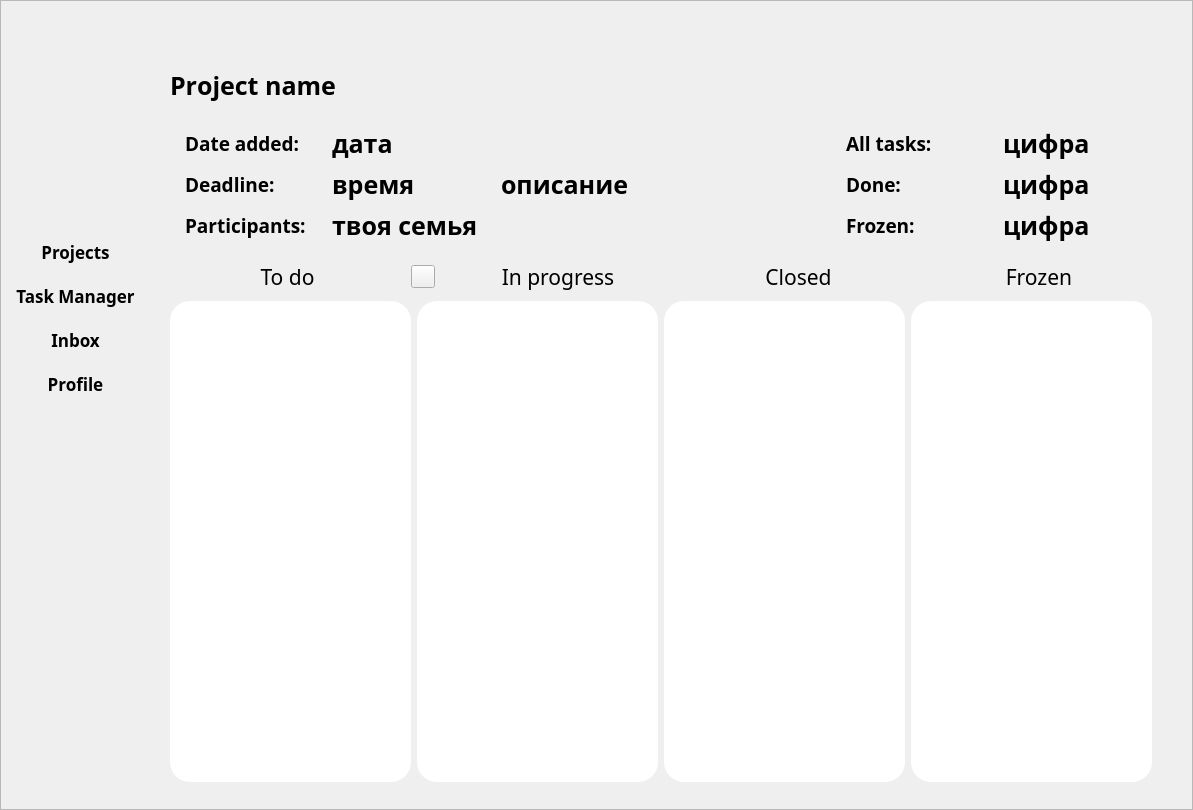
The window that ui/MainWindowTaskManager1.0.ui (kiozet/TaskManagerWithAI) describes before a commit, drawn with Qt 5.
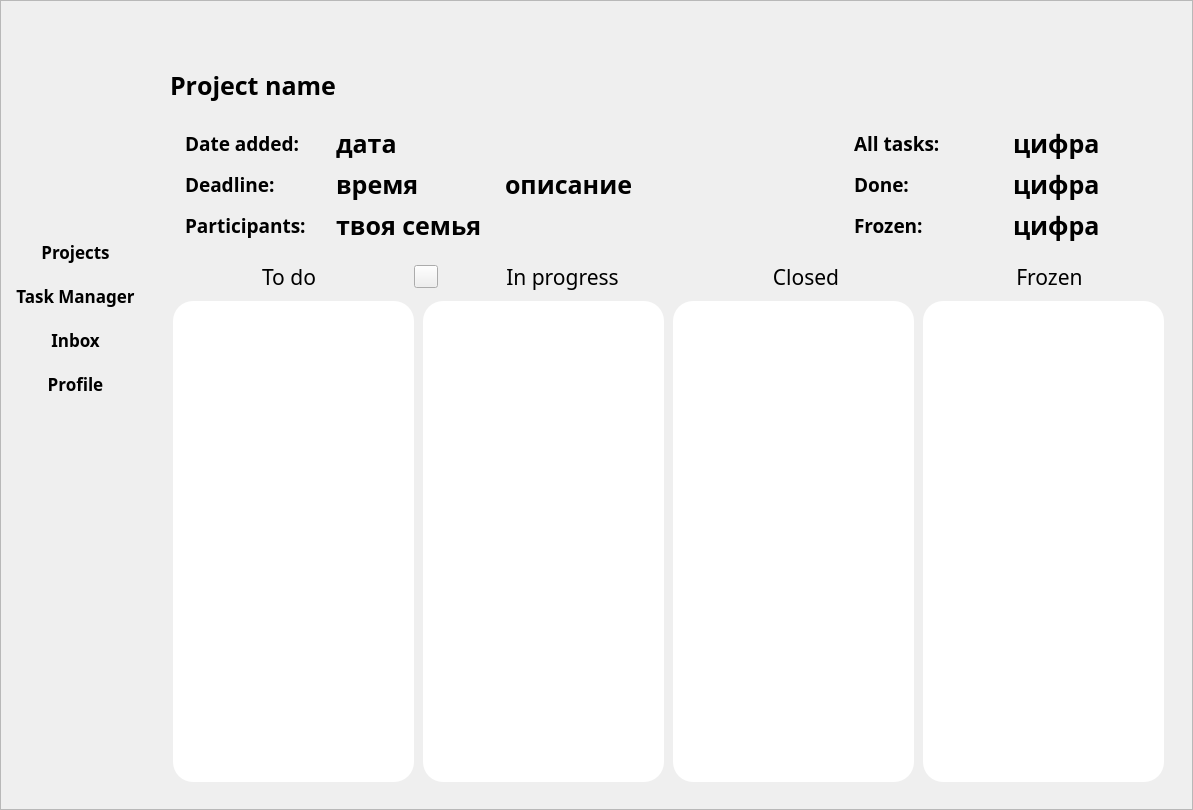
The same window after the commit. Icons and pictures are not drawn.

Patch:
```diff
--- a/ui/MainWindowTaskManager1.0.ui
+++ b/ui/MainWindowTaskManager1.0.ui
@@ -54,7 +54,7 @@
     <rect>
      <x>170</x>
      <y>60</y>
-     <width>986</width>
+     <width>998</width>
      <height>722</height>
     </rect>
    </property>
```
Left out of the diff: 14 changed lines with no effect on the pictures.
